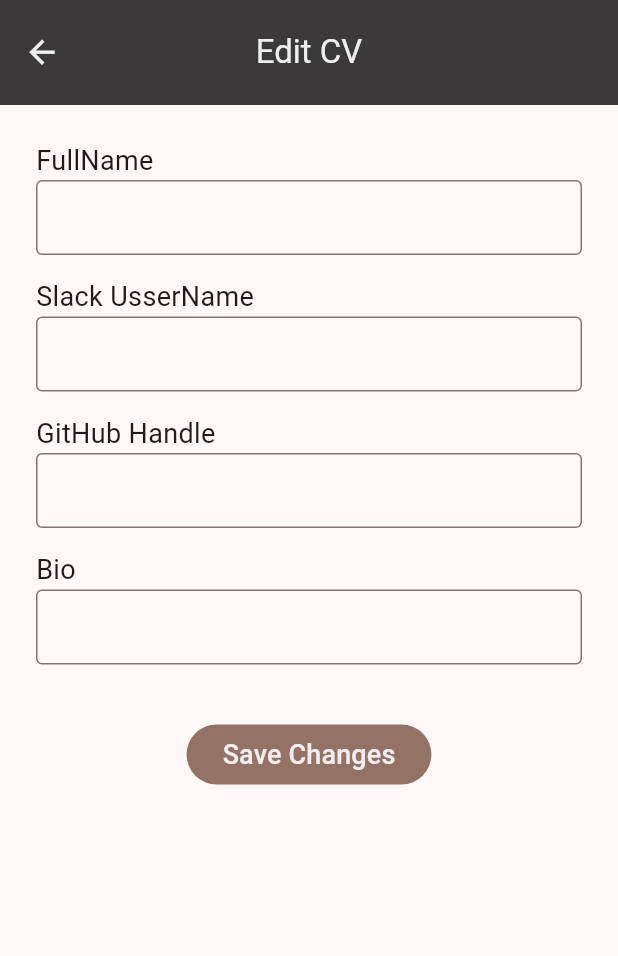
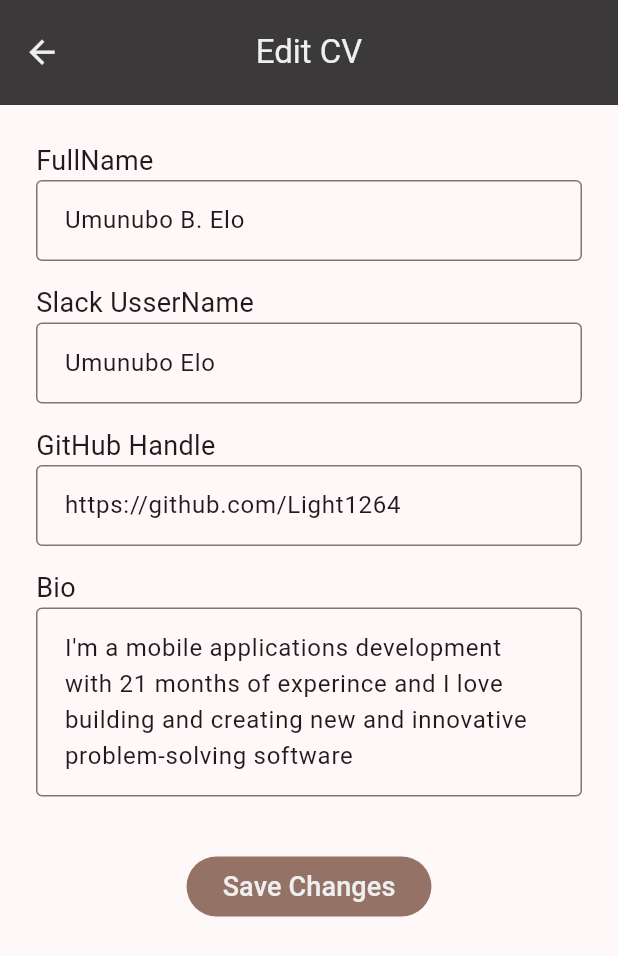
Before and after one commit to Light1264/stage_two_task, a Flutter app: the screen it shows after launch, after a tap on "Edit CV", on a phone screen of 412 x 824 dp. Shown: the top 956 px of the screen. Run offline on Flutter 3.47's test engine with Material 3 defaults, Android fonts, the phone set to English and light mode, and no system bars.

Commit message:
final_commit

```diff
--- a/lib/view/edit_profile.dart
+++ b/lib/view/edit_profile.dart
@@ -3,19 +3,40 @@ import 'package:stage_two_task/widget/app_button.dart';
 import 'package:stage_two_task/widget/edit_fields.dart';
 
 class EditCvScreen extends StatefulWidget {
-  const EditCvScreen({Key? key, required this.updateCallback})
-      : super(key: key);
+  const EditCvScreen({
+    Key? key,
+    required this.updateCallback,
+    required this.fullName,
+    required this.slackUserName,
+    required this.gitHubHandle,
+    required this.bio,
+  }) : super(key: key);
   final Function(Map<String, String>) updateCallback;
+  final String fullName;
+  final String slackUserName;
+  final String gitHubHandle;
+  final String bio;
 
   @override
   State<EditCvScreen> createState() => _EditCvScreenState();
 }
 
 class _EditCvScreenState extends State<EditCvScreen> {
-  TextEditingController fullName = TextEditingController();
-  TextEditingController slackUserName = TextEditingController();
+  late TextEditingController fullName;
+  late TextEditingController slackUserName;
   TextEditingController gitHubHandle = TextEditingController();
   TextEditingController bio = TextEditingController();
+
+  @override
+  void initState() {
+    // TODO: implement initState
+    super.initState();
+    fullName = TextEditingController(text: widget.fullName);
+    slackUserName = TextEditingController(text: widget.slackUserName);
+    gitHubHandle = TextEditingController(text: widget.gitHubHandle);
+    bio = TextEditingController(text: widget.bio);
+  }
+
   @override
   Widget build(BuildContext context) {
     return Scaffold(
@@ -85,7 +106,10 @@ class _EditCvScreenState extends State<EditCvScreen> {
                   });
                   Navigator.pop(context);
                 },
-              )
+              ),
+              const SizedBox(
+                height: 30,
+              ),
             ],
           ),
         ),
--- a/lib/widget/edit_fields.dart
+++ b/lib/widget/edit_fields.dart
@@ -21,9 +21,11 @@ class EditFields extends StatelessWidget {
           style: const TextStyle(fontSize: 18),
         ),
         SizedBox(
-          height: 50,
+          // height: 50,
           width: double.infinity,
           child: TextField(
+            maxLines: 4,
+            minLines: 1,
             controller: textController,
             onChanged: onChanged,
             keyboardType: TextInputType.text,
--- a/lib/widget/profileContainer.dart
+++ b/lib/widget/profileContainer.dart
@@ -89,6 +89,10 @@ class _ProfileContainerState extends State<ProfileContainer> {
                   Navigator.of(context).push(
                     MaterialPageRoute(
                       builder: (context) => EditCvScreen(
+                        fullName: fullName,
+                        slackUserName: slackUserName,
+                        gitHubHandle: gitHubHandle,
+                        bio: bio,
                         updateCallback: (newValue) {
                           setState(() {
                             fullName = newValue["fullName"].toString().isEmpty
```
